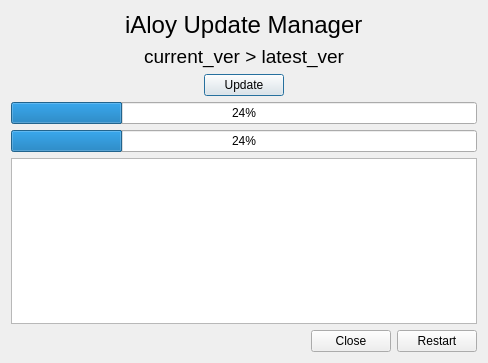
Old version of the form resource/ui/update_manager.ui in the repository arghyabi/iAloy_old_desktop_app.
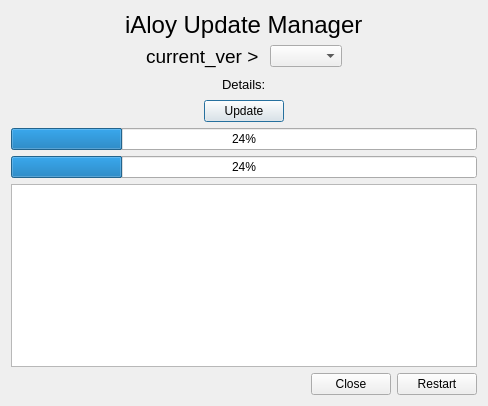
New version of the form.

Commit message: Phase 1.0.x completed [beta], Stable version Update manger updated [downgrade available]

Diff of the .ui file:
```diff
--- a/resource/ui/update_manager.ui
+++ b/resource/ui/update_manager.ui
@@ -7,7 +7,7 @@
     <x>0</x>
     <y>0</y>
     <width>488</width>
-    <height>363</height>
+    <height>406</height>
    </rect>
   </property>
   <property name="windowTitle">
@@ -92,10 +92,13 @@
         </font>
        </property>
        <property name="text">
-        <string>current_ver &gt; latest_ver</string>
+        <string>current_ver &gt; </string>
        </property>
       </widget>
      </item>
+     <item>
+      <widget class="QComboBox" name="version_list_combo_box"/>
+     </item>
      <item>
       <spacer name="horizontalSpacer_7">
        <property name="orientation">
@@ -111,6 +114,48 @@
      </item>
     </layout>
    </item>
+   <item>
+    <layout class="QHBoxLayout" name="horizontalLayout_6">
+     <item>
+      <spacer name="horizontalSpacer_9">
+       <property name="orientation">
+        <enum>Qt::Horizontal</enum>
+       </property>
+       <property name="sizeHint" stdset="0">
+        <size>
+         <width>40</width>
+         <height>20</height>
+        </size>
+       </property>
+      </spacer>
+     </item>
+     <item>
+      <widget class="QLabel" name="version_details">
+       <property name="font">
+        <font>
+         <pointsize>10</pointsize>
+        </font>
+       </property>
+       <property name="text">
+        <string>Details:</string>
+       </property>
+      </widget>
+     </item>
+     <item>
+      <spacer name="horizontalSpacer_10">
+       <property name="orientation">
+        <enum>Qt::Horizontal</enum>
+       </property>
+       <property name="sizeHint" stdset="0">
+        <size>
+         <width>40</width>
+         <height>20</height>
+        </size>
+       </property>
+      </spacer>
+     </item>
+    </layout>
+   </item>
    <item>
     <layout class="QHBoxLayout" name="horizontalLayout_3">
      <item>
```
Left out of the diff: 2 changed lines with no effect on the pictures. The commit also changes 7 other files.
